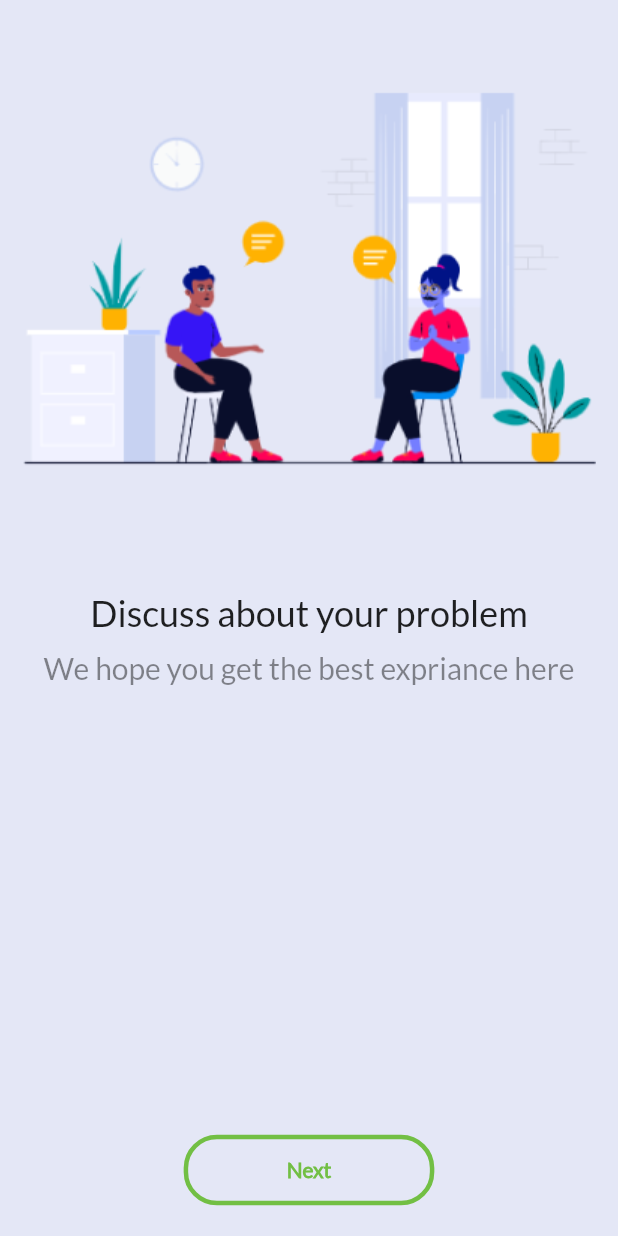
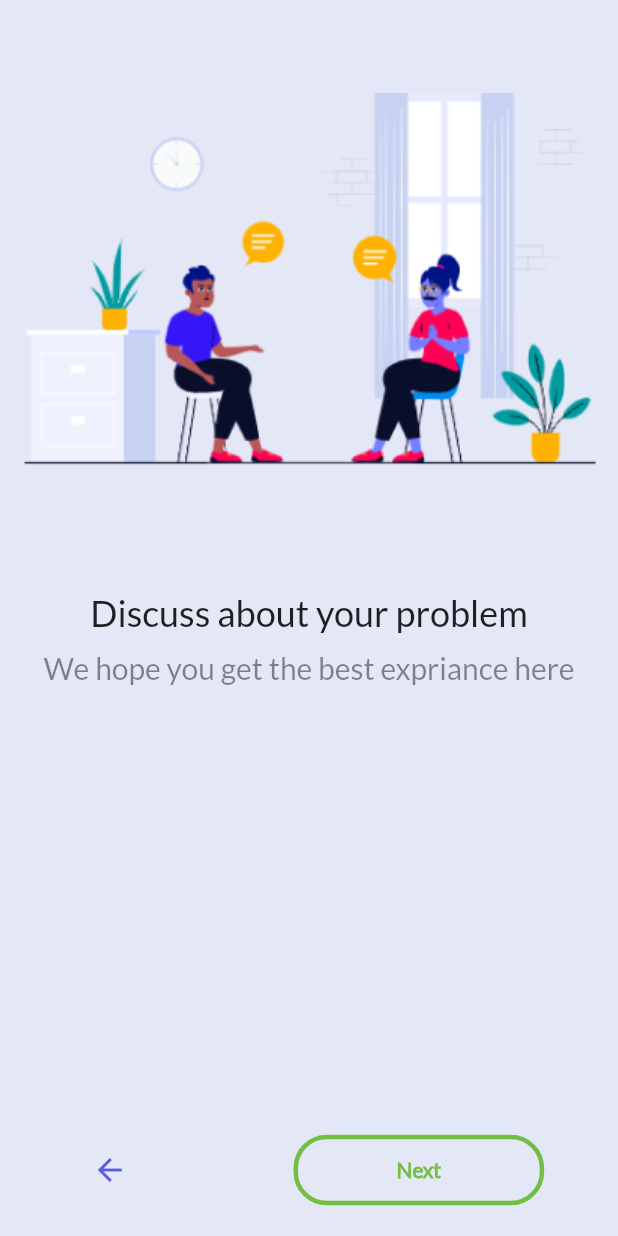
Before and after one commit to Emanuel-js/HealTalkPatient, a Flutter app: the screen it shows after launch, after a tap on "Next", on a phone screen of 412 x 824 dp. Run offline on Flutter 3.47's test engine with Material 2 defaults, Android fonts, the phone set to English and light mode, and no system bars.

Commit message:
update on importing

```diff
--- a/lib/Color/Color.dart
+++ /dev/null
@@ -1,12 +0,0 @@
-import 'package:flutter/cupertino.dart';
-
-class Appcolor {
-  final primarygreenColor = const Color(0xFF72BF44);
-  final primarypinkColor = const Color(0xFF585CE5);
-  final secondarypinkColor = const Color(0xFF7C7FEA);
-  final bkColor = const Color(0xFFE4E7F6);
-  final redColor = const Color(0xFFEA7C7C);
-  final white = const Color(0xFFffffff);
-
-  const Appcolor();
-}
--- a/lib/Commponent/Button.dart
+++ b/lib/Component/Button.dart
@@ -1,5 +1,5 @@
 import 'package:flutter/material.dart';
-import 'package:healTalkpatient/Color/color.dart';
+import 'package:healTalkpatient/index.dart';
 
 class Button1 extends StatelessWidget {
   final colors = Appcolor();
@@ -20,7 +20,7 @@ class Button1 extends StatelessWidget {
       color: color,
       child: Text(
         text,
-        style: TextStyle(color: colors.white),
+        style: TextStyle(color: colors.k_white),
       ),
     );
   }
@@ -44,11 +44,11 @@ class OutlineButton1 extends StatelessWidget {
       child: Text(
         text,
         style: TextStyle(
-          color: colors.primarygreenColor,
+          color: colors.k_primerygreenColor,
           fontWeight: FontWeight.w900,
         ),
       ),
-      borderSide: BorderSide(color: colors.primarygreenColor, width: 3),
+      borderSide: BorderSide(color: colors.k_primerygreenColor, width: 3),
       shape: const RoundedRectangleBorder(
         borderRadius: BorderRadius.all(Radius.circular(22.2)),
       ),
--- a/lib/Screen/introScreen/introScreen.dart
+++ b/lib/Screen/introScreen/introScreen.dart
@@ -1,7 +1,5 @@
 import 'package:flutter/material.dart';
-import 'package:healTalkpatient/Color/color.dart';
-import "../../Commponent/Button.dart";
-import 'intropage.dart';
+import '../../index.dart';
 
 class IntroScreen1 extends StatelessWidget {
   @override
@@ -20,7 +18,7 @@ class IntroScreen1 extends StatelessWidget {
                 disc: "We hope you get the best expriance here",
                 img: "asset/img/Happy Bunch Standing.png"),
             OutlineButton1(
-              color: colors.primarygreenColor,
+              color: colors.k_primerygreenColor,
               text: "Next",
               onpress: () {
                 Navigator.push(
@@ -44,30 +42,50 @@ class IntroScreen2 extends StatelessWidget {
   Widget build(BuildContext context) {
     final colors = Appcolor();
     final size = MediaQuery.of(context).size;
-    return Container(
-      color: colors.bkColor,
-      child: Expanded(
-          child: Column(children: [
-        Intropages(
-            size: size,
-            con: context,
-            title: "Discuss about your problem",
-            disc: "We hope you get the best expriance here",
-            img: "asset/img/Allura Socializing.png"),
-        OutlineButton1(
-          color: colors.primarygreenColor,
-          text: "Next",
-          onpress: () {
-            Navigator.push(
-                context,
-                MaterialPageRoute(
-                    builder: (BuildContext context) => IntroScreen3()));
-          },
-        ),
-        SizedBox(
-          height: 20,
-        )
-      ])),
+    return Scaffold(
+      body: Container(
+        color: colors.k_bkColor,
+        child: Expanded(
+            child: Column(children: [
+          Intropages(
+              size: size,
+              con: context,
+              title: "Discuss about your problem",
+              disc: "We hope you get the best expriance here",
+              img: "asset/img/Allura Socializing.png"),
+          Row(
+            mainAxisAlignment: MainAxisAlignment.spaceAround,
+            children: [
+              Container(
+                child: IconButton(
+                  icon: Icon(
+                    Icons.arrow_back,
+                    color: colors.k_seconderypurpleColor,
+                  ),
+                  onPressed: () {
+                    Navigator.pop(context);
+                  },
+                ),
+              ),
+              OutlineButton1(
+                color: colors.k_primerygreenColor,
+                text: "Next",
+                onpress: () {
+                  Navigator.push(
+                    context,
+                    MaterialPageRoute(
+                      builder: (BuildContext context) => IntroScreen3(),
+                    ),
+                  );
+                },
+              ),
+            ],
+          ),
+          SizedBox(
+            height: 20,
+          )
+        ])),
+      ),
     );
   }
 }
@@ -77,8 +95,9 @@ class IntroScreen3 extends StatelessWidget {
   Widget build(BuildContext context) {
     final colors = Appcolor();
     final size = MediaQuery.of(context).size;
-    return Container(
-      color: colors.bkColor,
+    return Scaffold(
+        body: Container(
+      color: colors.k_bkColor,
       child: Column(
           mainAxisAlignment: MainAxisAlignment.spaceEvenly,
           crossAxisAlignment: CrossAxisAlignment.center,
@@ -92,23 +111,25 @@ class IntroScreen3 extends StatelessWidget {
             Row(
               mainAxisAlignment: MainAxisAlignment.spaceAround,
               children: [
-                // Expanded(
-                //   child: InkWell(
-                //     child: Icon(
-                //       Icons.arrow_back,
-                //       color: colors.primarygreenColor,
-                //       size: 2,
-                //     ),
-                //   ),
-                // ),
+                Container(
+                  child: IconButton(
+                    icon: Icon(
+                      Icons.arrow_back,
+                      color: colors.k_seconderypurpleColor,
+                    ),
+                    onPressed: () {
+                      Navigator.pop(context);
+                    },
+                  ),
+                ),
                 OutlineButton1(
-                  color: colors.primarygreenColor,
-                  text: "Next",
+                  color: colors.k_primerygreenColor,
+                  text: "Done",
                   onpress: () {
                     Navigator.push(
                       context,
                       MaterialPageRoute(
-                        builder: (BuildContext context) => IntroScreen3(),
+                        builder: (BuildContext context) => FirstScreen(),
                       ),
                     );
                   },
@@ -119,6 +140,6 @@ class IntroScreen3 extends StatelessWidget {
               height: 20,
             )
           ]),
-    );
+    ));
   }
 }
--- a/lib/Color/app_theme.dart
+++ b/lib/Tools/app_theme.dart
@@ -1,14 +1,14 @@
 import 'package:flutter/material.dart';
-import 'package:healTalkpatient/Color/color.dart';
+import 'package:healTalkpatient/index.dart';
 
 class AppTheme {
   static ThemeData define() {
     final colors = Appcolor();
     return ThemeData(
       fontFamily: "lato",
-      primaryColor: colors.primarygreenColor,
-      scaffoldBackgroundColor: colors.bkColor,
-      accentColor: colors.primarypinkColor,
+      primaryColor: colors.k_primerygreenColor,
+      scaffoldBackgroundColor: colors.k_bkColor,
+      accentColor: colors.k_seconderypurpleColor,
       textTheme: TextTheme(
         headline4: TextStyle(
           fontWeight: FontWeight.w900,
--- /dev/null
+++ b/lib/Tools/color.dart
@@ -0,0 +1,12 @@
+import 'package:flutter/material.dart';
+
+class Appcolor {
+  final k_primerygreenColor = const Color(0xFF72BF44);
+  final k_seconderypurpleColor = const Color(0xFF585CE5);
+  final k_purplecolor = const Color(0xFF7C7FEA);
+  final k_bkColor = const Color(0xFFE4E7F6);
+  final k_redColor = const Color(0xFFEA7C7C);
+  final k_white = const Color(0xFFffffff);
+  final k_balck = const Color(0xFF000000);
+  const Appcolor();
+}
--- a/lib/main.dart
+++ b/lib/main.dart
@@ -1,7 +1,5 @@
 import 'package:flutter/material.dart';
-import 'package:healTalkpatient/Color/app_theme.dart';
-import 'package:healTalkpatient/Screen/introScreen/introScreen.dart';
-import 'Screen/loginScreen.dart';
+import 'index.dart';
 
 void main() {
   runApp(HealTalk());
```
Also changed, not shown: lib/Screen/introScreen/firstscreen.dart (added, +41 -0 lines), lib/Tools/app_measurement.dart (added, +8 -0 lines), lib/index.dart (added, +15 -0 lines), asset/img/logo.png (renamed from asset/img/lgo 3.png), lib/Component/Aboutus.dart (added), 1 other file.
